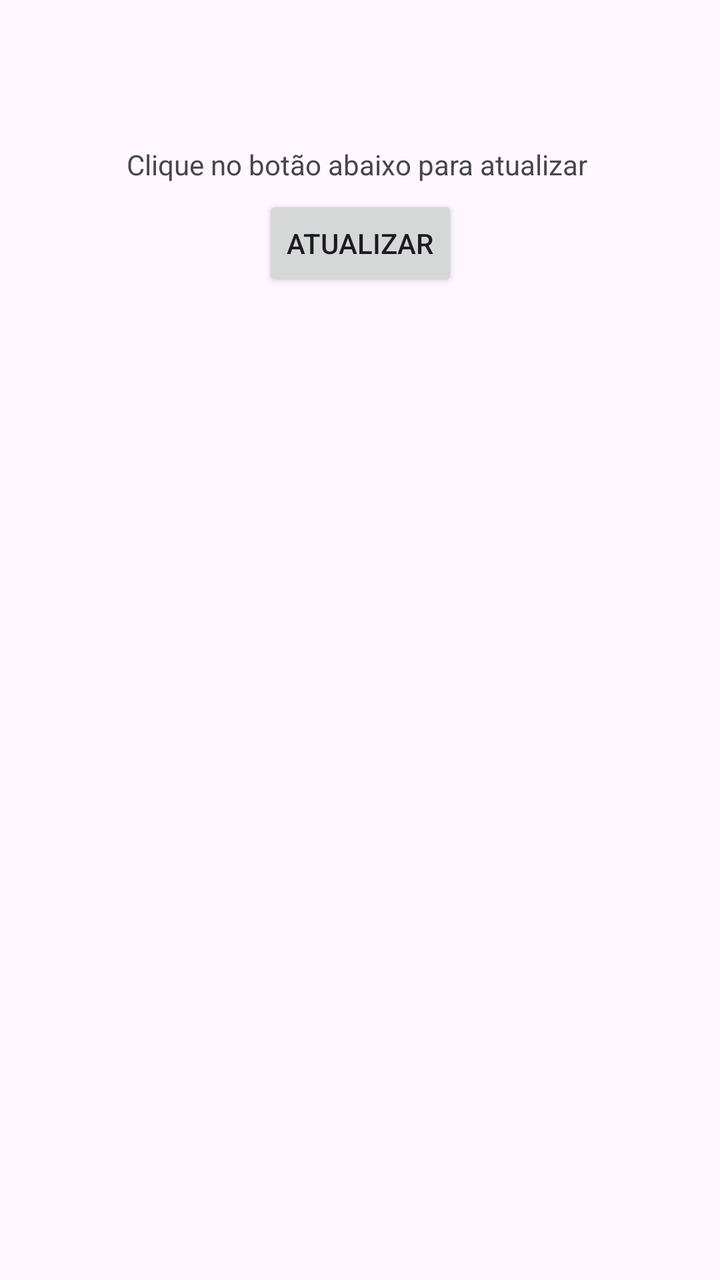
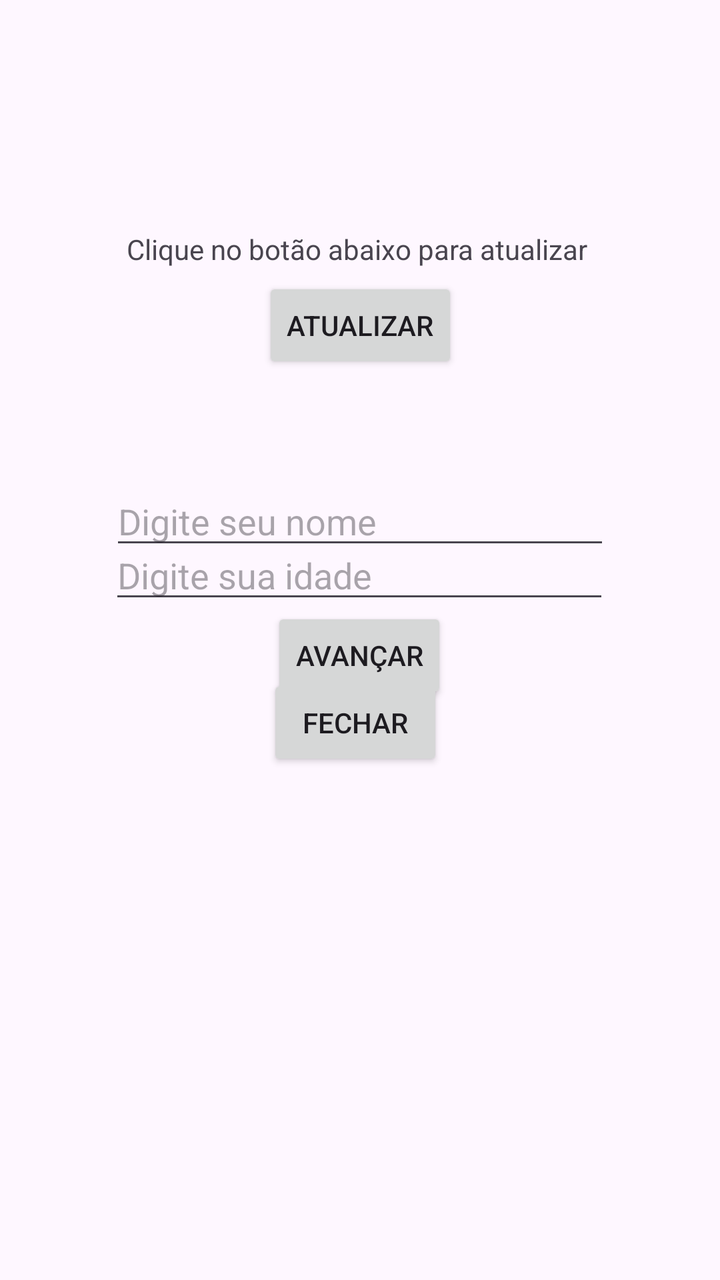

Before-and-after screenshots of an Android layout around one commit, followed by the original layout XML and the change that was made.
<!-- AndroidManifest.xml: application theme Theme.AulaJoaoPualo -->
<!-- res/layout/activity_main.xml -->
<?xml version="1.0" encoding="utf-8"?>
<androidx.constraintlayout.widget.ConstraintLayout xmlns:android="http://schemas.android.com/apk/res/android"
    xmlns:app="http://schemas.android.com/apk/res-auto"
    xmlns:tools="http://schemas.android.com/tools"
    android:id="@+id/main"
    android:layout_width="match_parent"
    android:layout_height="match_parent"
    tools:context=".MainActivity">

    <TextView
        android:id="@+id/txtHorario"
        android:layout_width="wrap_content"
        android:layout_height="wrap_content"
        android:text="Clique no botão abaixo para atualizar "
        app:layout_constraintBottom_toBottomOf="parent"
        app:layout_constraintEnd_toEndOf="parent"
        app:layout_constraintStart_toStartOf="parent"
        app:layout_constraintTop_toTopOf="parent"
        app:layout_constraintVertical_bias="0.117" />

    <Button
        android:id="@+id/btnAtuualizar"
        android:layout_width="wrap_content"
        android:layout_height="wrap_content"
        android:text="Atualizar"
        app:layout_constraintBottom_toBottomOf="parent"
        app:layout_constraintEnd_toEndOf="parent"
        app:layout_constraintStart_toStartOf="parent"
        app:layout_constraintTop_toTopOf="parent"
        app:layout_constraintVertical_bias="0.165" />
</androidx.constraintlayout.widget.ConstraintLayout>
<!-- resources referenced by this layout -->
<resources>
  <style name="Theme.AulaJoaoPualo" parent="Base.Theme.AulaJoaoPualo" />
  <style name="Base.Theme.AulaJoaoPualo" parent="Theme.Material3.DayNight.NoActionBar">
          
          
      </style>
</resources>

<!-- the commit's change to res/layout/activity_main.xml (unified diff, before → after) -->
@@ -6,6 +6,7 @@
     android:layout_width="match_parent"
     android:layout_height="match_parent"
     tools:context=".MainActivity">
+
 
     <TextView
         android:id="@+id/txtHorario"
@@ -16,7 +17,7 @@
         app:layout_constraintEnd_toEndOf="parent"
         app:layout_constraintStart_toStartOf="parent"
         app:layout_constraintTop_toTopOf="parent"
-        app:layout_constraintVertical_bias="0.117" />
+        app:layout_constraintVertical_bias="0.185" />
 
     <Button
         android:id="@+id/btnAtuualizar"
@@ -27,5 +28,54 @@
         app:layout_constraintEnd_toEndOf="parent"
         app:layout_constraintStart_toStartOf="parent"
         app:layout_constraintTop_toTopOf="parent"
-        app:layout_constraintVertical_bias="0.165" />
+        app:layout_constraintVertical_bias="0.234" />
+
+    <EditText
+        android:id="@+id/edtNome"
+        android:layout_width="250dp"
+        android:layout_height="wrap_content"
+        android:hint="Digite seu nome"
+        app:layout_constraintBottom_toBottomOf="parent"
+        app:layout_constraintEnd_toEndOf="parent"
+        app:layout_constraintStart_toStartOf="parent"
+        app:layout_constraintTop_toTopOf="parent"
+        app:layout_constraintVertical_bias="0.398" />
+
+    <EditText
+        android:id="@+id/edtIdade"
+        android:layout_width="250dp"
+        android:layout_height="wrap_content"
+        android:hint="Digite sua idade"
+        android:inputType="number"
+        app:layout_constraintBottom_toBottomOf="parent"
+        app:layout_constraintEnd_toEndOf="parent"
+        app:layout_constraintHorizontal_bias="0.498"
+        app:layout_constraintStart_toStartOf="parent"
+        app:layout_constraintTop_toTopOf="parent"
+        app:layout_constraintVertical_bias="0.443" />
+
+    <Button
+        android:id="@+id/btnAvancar"
+        android:layout_width="wrap_content"
+        android:layout_height="wrap_content"
+        android:text="Avançar"
+        app:layout_constraintBottom_toBottomOf="parent"
+        app:layout_constraintEnd_toEndOf="parent"
+        app:layout_constraintHorizontal_bias="0.499"
+        app:layout_constraintStart_toStartOf="parent"
+        app:layout_constraintTop_toTopOf="parent"
+        app:layout_constraintVertical_bias="0.513" />
+
+    <Button
+        android:id="@+id/btnFechar"
+        android:layout_width="wrap_content"
+        android:layout_height="wrap_content"
+        android:text="Fechar"
+        app:layout_constraintBottom_toBottomOf="parent"
+        app:layout_constraintEnd_toEndOf="parent"
+        app:layout_constraintHorizontal_bias="0.491"
+        app:layout_constraintStart_toStartOf="parent"
+        app:layout_constraintTop_toTopOf="parent"
+        app:layout_constraintVertical_bias="0.57" />
+
 </androidx.constraintlayout.widget.ConstraintLayout>
